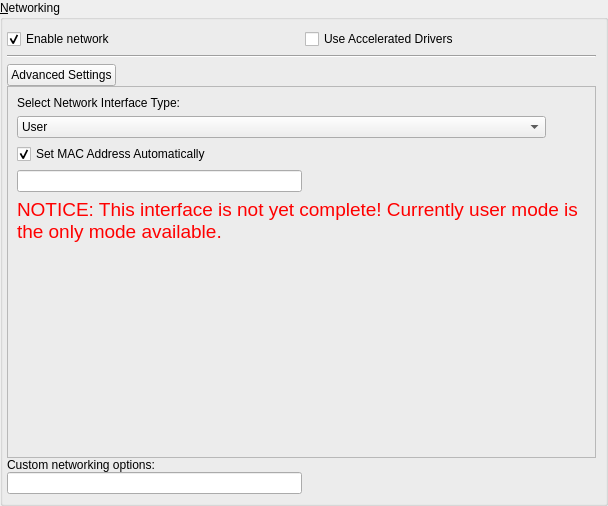
uwolfer/qtemu, file ui/networkpage.ui: the form before one commit.
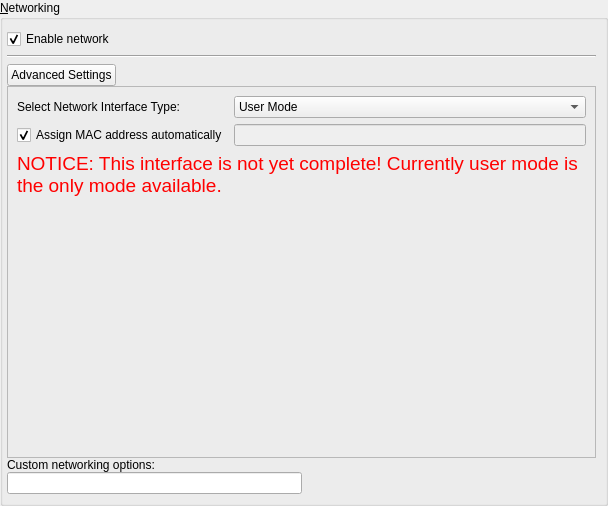
The form after the commit. Icons and pictures are not drawn.

Commit message: a number of changes to enable a preliminary working network system

The edit to the form file:
```diff
--- a/ui/networkpage.ui
+++ b/ui/networkpage.ui
@@ -29,34 +29,17 @@
        <number>4</number>
       </property>
       <item>
-       <layout class="QHBoxLayout" name="horizontalLayout" >
-        <item>
-         <widget class="QCheckBox" name="networkCheck" >
-          <property name="toolTip" >
-           <string>Enable networking</string>
-          </property>
-          <property name="text" >
-           <string>Enable network</string>
-          </property>
-          <property name="checked" >
-           <bool>true</bool>
-          </property>
-         </widget>
-        </item>
-        <item>
-         <widget class="QCheckBox" name="netAccelCheck" >
-          <property name="enabled" >
-           <bool>true</bool>
-          </property>
-          <property name="toolTip" >
-           <string>Use accelerated network drivers. this is supported in Linux and Windows. You will need drivers for Windows.</string>
-          </property>
-          <property name="text" >
-           <string>Use Accelerated Drivers</string>
-          </property>
-         </widget>
-        </item>
-       </layout>
+       <widget class="QCheckBox" name="networkCheck" >
+        <property name="toolTip" >
+         <string>Enable networking</string>
+        </property>
+        <property name="text" >
+         <string>Enable network</string>
+        </property>
+        <property name="checked" >
+         <bool>true</bool>
+        </property>
+       </widget>
       </item>
       <item>
        <widget class="Line" name="line_3" >
@@ -130,27 +113,11 @@
               <number>0</number>
              </property>
              <widget class="QWidget" name="page" >
-              <layout class="QVBoxLayout" name="verticalLayout_31" >
-               <property name="leftMargin" >
-                <number>9</number>
-               </property>
-               <property name="topMargin" >
-                <number>9</number>
-               </property>
-               <property name="rightMargin" >
-                <number>9</number>
-               </property>
+              <layout class="QVBoxLayout" name="verticalLayout_12" >
                <item>
-                <widget class="QLabel" name="label_19" >
-                 <property name="text" >
-                  <string>Select Network Interface Type:</string>
-                 </property>
-                </widget>
-               </item>
-               <item>
-                <layout class="QHBoxLayout" name="horizontalLayout_21" >
-                 <item>
-                  <widget class="QComboBox" name="comboBox" >
+                <layout class="QGridLayout" name="gridLayout_2" >
+                 <item row="0" column="1" >
+                  <widget class="QComboBox" name="easyModeBox" >
                    <property name="enabled" >
                     <bool>true</bool>
                    </property>
@@ -162,7 +129,7 @@
                    </property>
                    <item>
                     <property name="text" >
-                     <string>User</string>
+                     <string>User Mode</string>
                     </property>
                    </item>
                    <item>
@@ -177,58 +144,29 @@
                    </item>
                   </widget>
                  </item>
-                 <item>
-                  <spacer name="horizontalSpacer_11" >
-                   <property name="orientation" >
-                    <enum>Qt::Horizontal</enum>
+                 <item row="0" column="0" >
+                  <widget class="QLabel" name="label_19" >
+                   <property name="text" >
+                    <string>Select Network Interface Type:</string>
                    </property>
-                   <property name="sizeType" >
-                    <enum>QSizePolicy::Preferred</enum>
-                   </property>
-                   <property name="sizeHint" stdset="0" >
-                    <size>
-                     <width>40</width>
-                     <height>20</height>
-                    </size>
-                   </property>
-                  </spacer>
+                  </widget>
                  </item>
-                </layout>
-               </item>
-               <item>
-                <widget class="QCheckBox" name="checkBox" >
-                 <property name="enabled" >
-                  <bool>true</bool>
-                 </property>
-                 <property name="text" >
-                  <string>Set MAC Address Automatically</string>
-                 </property>
-                 <property name="checked" >
-                  <bool>true</bool>
-                 </property>
-                </widget>
-               </item>
-               <item>
-                <layout class="QHBoxLayout" name="horizontalLayout_18" >
-                 <item>
-                  <widget class="QLineEdit" name="lineEdit" >
-                   <property name="enabled" >
+                 <item row="1" column="0" >
+                  <widget class="QCheckBox" name="checkBox" >
+                   <property name="text" >
+                    <string>Assign MAC address automatically</string>
+                   </property>
+                   <property name="checked" >
                     <bool>true</bool>
                    </property>
                   </widget>
                  </item>
-                 <item>
-                  <spacer name="horizontalSpacer_9" >
-                   <property name="orientation" >
-                    <enum>Qt::Horizontal</enum>
+                 <item row="1" column="1" >
+                  <widget class="QLineEdit" name="easyMacEdit" >
+                   <property name="enabled" >
+                    <bool>false</bool>
                    </property>
-                   <property name="sizeHint" stdset="0" >
-                    <size>
-                     <width>40</width>
-                     <height>20</height>
-                    </size>
-                   </property>
-                  </spacer>
+                  </widget>
                  </item>
                 </layout>
                </item>
```
Left out of the diff: 60 changed lines with no effect on the pictures. The commit also changes 8 other files.
